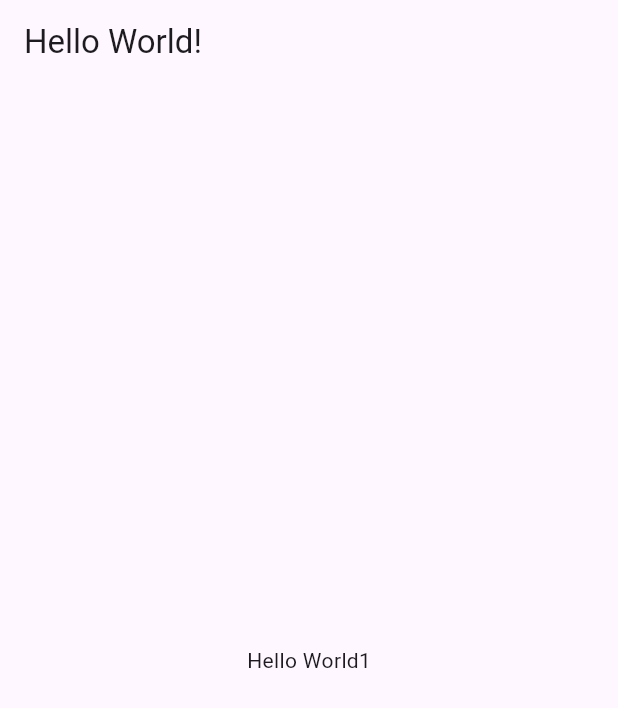
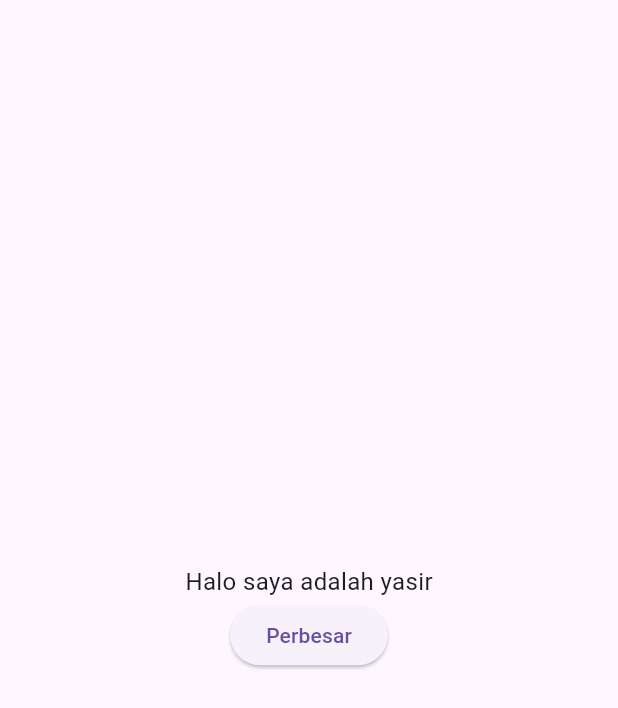
Before and after one commit to yasirkhoirul/BelajarFlutterDicodingPemula, a Flutter app: the screen it shows after launch, on a phone screen of 412 x 824 dp. Shown: the top 708 px of the screen. Run offline on Flutter 3.47's test engine with Material 3 defaults, Android fonts, the phone set to English and light mode, and no system bars.

Commit message:
belajar terkair statefull dan stateless flutter

```diff
--- a/lib/main.dart
+++ b/lib/main.dart
@@ -1,25 +1,71 @@
 import 'package:flutter/material.dart';
 
-void main(){
-  runApp(MyApp());
-}
+void main() => runApp(const MyApp());
+
 
 class MyApp extends StatelessWidget{
+  const MyApp({Key? key}):super(key:key);
+
   @override
-  Widget build(BuildContext context){
+  Widget build(BuildContext context) {
+    // TODO: implement build
     return MaterialApp(
-      title: "flutter Demo",
+        title: "Flutter Demo",
         theme: ThemeData(
           primarySwatch: Colors.blue,
         ),
-      home: Scaffold(
-        appBar: AppBar(
-          title: Text("Hello World!"),
-        ),
+        home: const Scaffold(
           body: Center(
-          child: Text("Hello World1"),
+            child: Statefullcontoh(parameterwidget: "Halo saya adalah yasir"),
           ),
         ),
     );
+    throw UnimplementedError();
   }
 }
+
+//state-nya tidak dapat berubah (immutable)
+class Heading extends StatelessWidget{
+  final String text;
+
+  const Heading({Key? key, required this.text}) :super(key: key);
+  @override
+  Widget build(BuildContext context){
+    return Text(
+      text,
+      style: const TextStyle(
+        fontSize: 24.0,
+        fontWeight: FontWeight.bold,
+      )
+    );
+  }
+}
+
+class Statefullcontoh extends StatefulWidget{
+
+  final String parameterwidget;
+
+  const Statefullcontoh({super.key,required this.parameterwidget});
+
+  @override
+  State<Statefullcontoh> createState()=>_Statefullcontoh();
+}
+
+class _Statefullcontoh extends State<Statefullcontoh>{
+    double _dataState = 16.0; // ini state dari Widget ContohStateful
+
+    @override
+    Widget build(BuildContext context){
+        // isi sebuah widget
+        return Column(mainAxisAlignment: MainAxisAlignment.center,
+        children: <Widget>[
+          Text(widget.parameterwidget,style: TextStyle(fontSize: _dataState),),
+          ElevatedButton(onPressed: (){
+            setState(() {
+              _dataState = 32.0;
+            });
+          }, child: const Text("Perbesar"))
+        ]
+        );
+    }
+}
```
Also changed, not shown: 1 other file. Lines whose indentation alone changed are shown as unchanged.
